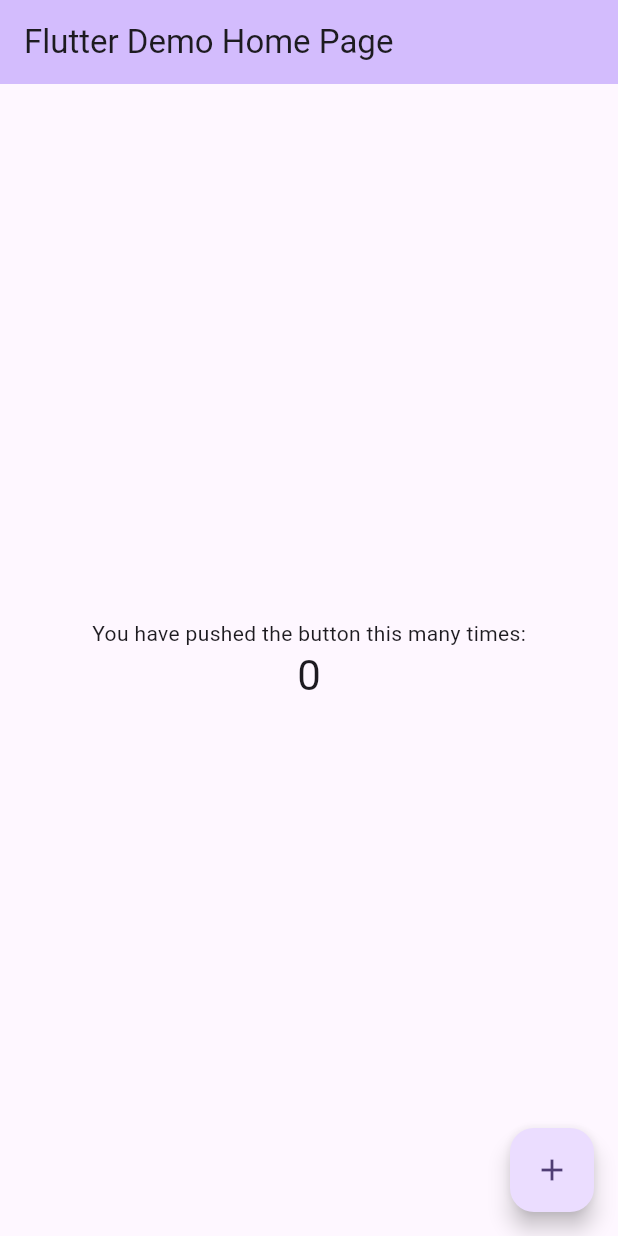
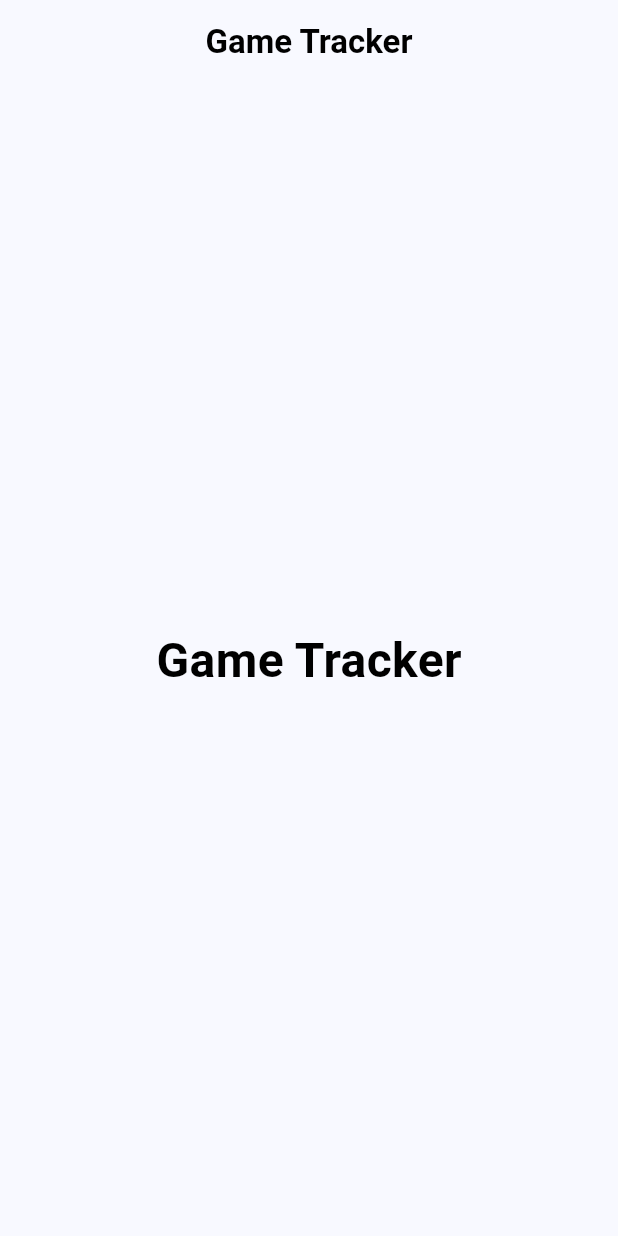
Before and after one commit to rafaeltiribas/game-tracker, a Flutter app: the screen it shows after launch, on a phone screen of 412 x 824 dp. Run offline on Flutter 3.47's test engine with Material 3 defaults, Android fonts, the phone set to English and light mode, and no system bars; Roboto replaces fonts that are missing (Lexend).

Commit message:
beta homepage

```diff
--- a/game_tracker/lib/main.dart
+++ b/game_tracker/lib/main.dart
@@ -1,4 +1,5 @@
 import 'package:flutter/material.dart';
+import 'package:game_tracker/pages/home.dart';
 
 void main() {
   runApp(const MyApp());
@@ -6,120 +7,16 @@
 
 class MyApp extends StatelessWidget {
   const MyApp({super.key});
-
-  // This widget is the root of your application.
   @override
   Widget build(BuildContext context) {
     return MaterialApp(
-      title: 'Flutter Demo',
+      debugShowCheckedModeBanner: false,
+      title: 'Alerta Dengue',
       theme: ThemeData(
-        // This is the theme of your application.
-        //
-        // TRY THIS: Try running your application with "flutter run". You'll see
-        // the application has a purple toolbar. Then, without quitting the app,
-        // try changing the seedColor in the colorScheme below to Colors.green
-        // and then invoke "hot reload" (save your changes or press the "hot
-        // reload" button in a Flutter-supported IDE, or press "r" if you used
-        // the command line to start the app).
-        //
-        // Notice that the counter didn't reset back to zero; the application
-        // state is not lost during the reload. To reset the state, use hot
-        // restart instead.
-        //
-        // This works for code too, not just values: Most code changes can be
-        // tested with just a hot reload.
-        colorScheme: ColorScheme.fromSeed(seedColor: Colors.deepPurple),
+        colorScheme: ColorScheme.fromSeed(seedColor: Color.fromRGBO(16, 137, 218, 0)),
         useMaterial3: true,
       ),
-      home: const MyHomePage(title: 'Flutter Demo Home Page'),
+      home: HomePage(),
     );
   }
 }
-
-class MyHomePage extends StatefulWidget {
-  const MyHomePage({super.key, required this.title});
-
-  // This widget is the home page of your application. It is stateful, meaning
-  // that it has a State object (defined below) that contains fields that affect
-  // how it looks.
-
-  // This class is the configuration for the state. It holds the values (in this
-  // case the title) provided by the parent (in this case the App widget) and
-  // used by the build method of the State. Fields in a Widget subclass are
-  // always marked "final".
-
-  final String title;
-
-  @override
-  State<MyHomePage> createState() => _MyHomePageState();
-}
-
-class _MyHomePageState extends State<MyHomePage> {
-  int _counter = 0;
-
-  void _incrementCounter() {
-    setState(() {
-      // This call to setState tells the Flutter framework that something has
-      // changed in this State, which causes it to rerun the build method below
-      // so that the display can reflect the updated values. If we changed
-      // _counter without calling setState(), then the build method would not be
-      // called again, and so nothing would appear to happen.
-      _counter++;
-    });
-  }
-
-  @override
-  Widget build(BuildContext context) {
-    // This method is rerun every time setState is called, for instance as done
-    // by the _incrementCounter method above.
-    //
-    // The Flutter framework has been optimized to make rerunning build methods
-    // fast, so that you can just rebuild anything that needs updating rather
-    // than having to individually change instances of widgets.
-    return Scaffold(
-      appBar: AppBar(
-        // TRY THIS: Try changing the color here to a specific color (to
-        // Colors.amber, perhaps?) and trigger a hot reload to see the AppBar
-        // change color while the other colors stay the same.
-        backgroundColor: Theme.of(context).colorScheme.inversePrimary,
-        // Here we take the value from the MyHomePage object that was created by
-        // the App.build method, and use it to set our appbar title.
-        title: Text(widget.title),
-      ),
-      body: Center(
-        // Center is a layout widget. It takes a single child and positions it
-        // in the middle of the parent.
-        child: Column(
-          // Column is also a layout widget. It takes a list of children and
-          // arranges them vertically. By default, it sizes itself to fit its
-          // children horizontally, and tries to be as tall as its parent.
-          //
-          // Column has various properties to control how it sizes itself and
-          // how it positions its children. Here we use mainAxisAlignment to
-          // center the children vertically; the main axis here is the vertical
-          // axis because Columns are vertical (the cross axis would be
-          // horizontal).
-          //
-          // TRY THIS: Invoke "debug painting" (choose the "Toggle Debug Paint"
-          // action in the IDE, or press "p" in the console), to see the
-          // wireframe for each widget.
-          mainAxisAlignment: MainAxisAlignment.center,
-          children: <Widget>[
-            const Text(
-              'You have pushed the button this many times:',
-            ),
-            Text(
-              '$_counter',
-              style: Theme.of(context).textTheme.headlineMedium,
-            ),
-          ],
-        ),
-      ),
-      floatingActionButton: FloatingActionButton(
-        onPressed: _incrementCounter,
-        tooltip: 'Increment',
-        child: const Icon(Icons.add),
-      ), // This trailing comma makes auto-formatting nicer for build methods.
-    );
-  }
-}
--- /dev/null
+++ b/game_tracker/lib/pages/home.dart
@@ -0,0 +1,55 @@
+import 'package:flutter/material.dart';
+
+class HomePage extends StatefulWidget {
+  @override
+  _HomePageState createState() => _HomePageState();
+}
+
+ class _HomePageState extends State<HomePage>{
+
+  @override
+  Widget build(BuildContext context){
+    return Scaffold(
+      appBar: _buildAppBar(),
+      body: _buildBody(),
+    );
+  }
+
+  _buildAppBar() {
+    return AppBar(
+      title: const Text(
+        'Game Tracker',
+        style: TextStyle(
+          color: Color.fromARGB(255, 0, 0, 0),
+          fontFamily: 'Lexend',
+          fontSize: 22,
+          fontWeight: FontWeight.bold,
+        ),
+      ),
+      centerTitle: true,
+    );
+  }
+
+  _buildBody() {
+    return Padding(
+      padding: const EdgeInsets.all(60.0),
+      child: Center(
+        child: Column(
+          mainAxisAlignment: MainAxisAlignment.center,
+          children: [
+            const Text(
+                'Game Tracker',
+                style: TextStyle(
+                  color: Color.fromARGB(255, 0, 0, 0),
+                  fontFamily: 'Lexend',
+                  fontSize: 32,
+                  fontWeight: FontWeight.bold,
+                ),
+            ),
+          ],),
+      ),
+    );
+  }
+
+
+}
```
